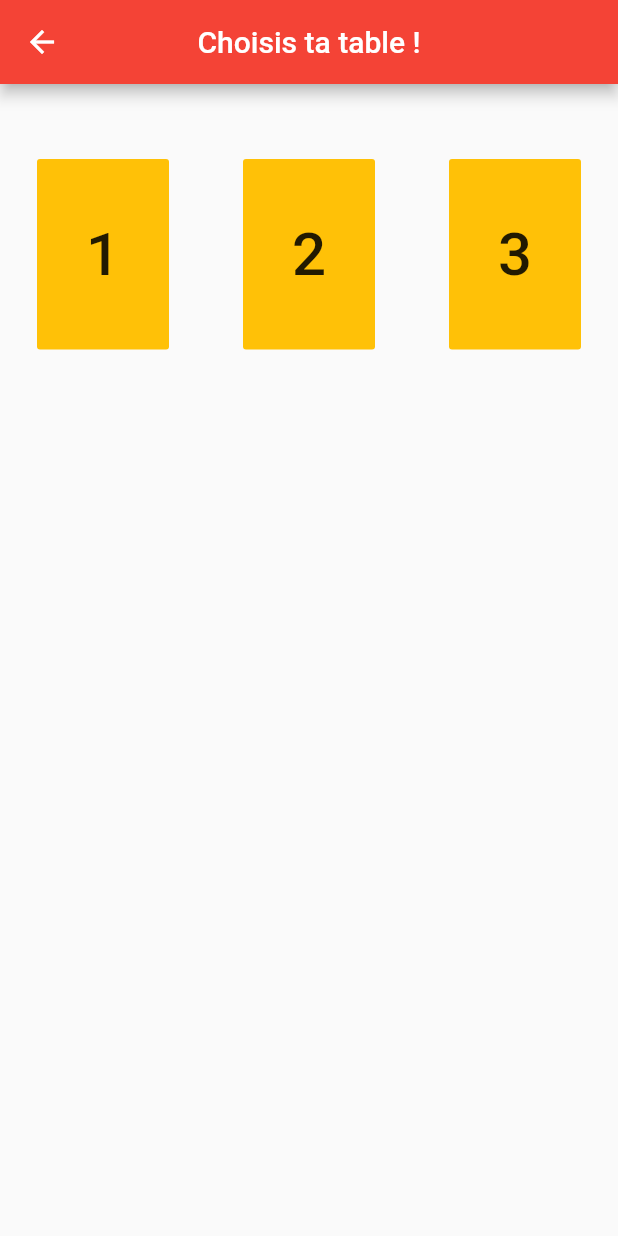
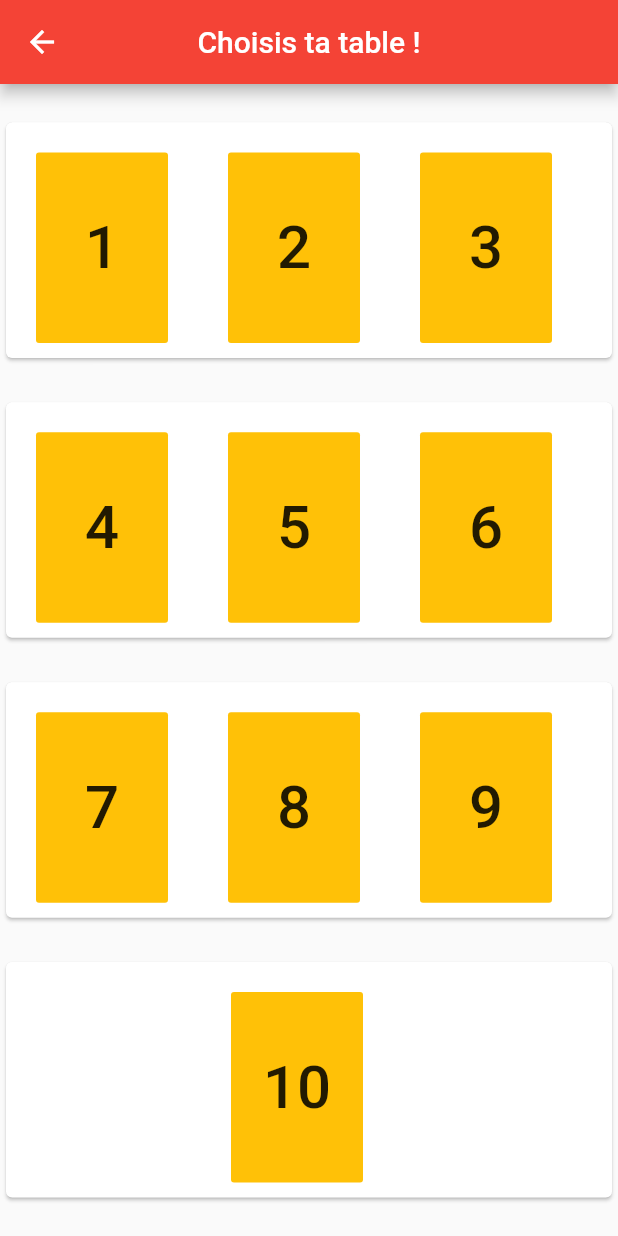
Before and after one commit to manucaputo/appli-mob, a Flutter app: the screen it shows after launch, after a tap on "Afficher tables", on a phone screen of 412 x 824 dp. Run offline on Flutter 3.47's test engine with Material 2 defaults, Android fonts, the phone set to English and light mode, and no system bars.

Commit message:
next step bro

```diff
--- a/lib/home_page.dart
+++ b/lib/home_page.dart
@@ -42,7 +42,7 @@ class _HomePageState extends State<HomePage> {
 
            ElevatedButton (
                  style: ElevatedButton.styleFrom(
-                 primary: Colors.orangeAccent, // background
+                 primary: Colors.amber, // background
                  onPrimary: Colors.white, // foreground
                ),
                child: Text('Afficher tables',style: TextStyle(fontSize: 40), ),
@@ -53,7 +53,7 @@ class _HomePageState extends State<HomePage> {
             Text('\n'),
             ElevatedButton (
                 style: ElevatedButton.styleFrom(
-                  primary: Colors.orangeAccent, // background
+                  primary: Colors.amber, // background
                   onPrimary: Colors.white, // foreground
                 ),
                 child: Text('Entraînes-toi !',style: TextStyle(fontSize: 40), ),
@@ -71,7 +71,7 @@ class _HomePageState extends State<HomePage> {
         appBar: AppBar(
 
 
-          backgroundColor: Colors.orangeAccent,
+          backgroundColor: Colors.red,
           title: Text("Calcul easy !",style: TextStyle(fontSize: 40),),
           centerTitle: true,
 
@@ -85,7 +85,7 @@ class _HomePageState extends State<HomePage> {
           selectedItemColor: Colors.white,
           unselectedItemColor: Colors.white,
           currentIndex: index,
-          backgroundColor: Colors.orangeAccent,
+          backgroundColor: Colors.red,
           onTap: (indexpushed) {
             setState(() {
               index = indexpushed;
--- a/lib/second_page.dart
+++ b/lib/second_page.dart
@@ -17,57 +17,147 @@ class _SecondPageState extends State<SecondPage> {
           centerTitle: true,
           backgroundColor: Colors.red,
         ),
-        body: Row(
-            mainAxisAlignment: MainAxisAlignment.spaceAround,
+
+        body: Column(
+            mainAxisAlignment: MainAxisAlignment.spaceEvenly,
             crossAxisAlignment: CrossAxisAlignment.end,
             children: <Widget>[
+              Flexible(
+                  child: Card(
+                      child: Row(children: <Widget>[
                 Container(
-                 margin: new EdgeInsets.fromLTRB(0.0, 50.0, 0.0, 10.0),
+                  margin: new EdgeInsets.fromLTRB(20.0, 20.0, 0.0, 10.0),
                   child: FlatButton(
                       onPressed: () {},
                       color: Colors.amber,
-                      padding: EdgeInsets.symmetric(vertical: 40.0,horizontal: 15),
-                      child: Text('1',style: TextStyle(fontSize:40),))),
+                      padding:
+                          EdgeInsets.symmetric(vertical: 40.0, horizontal: 15),
+                      child: Text(
+                        '1',
+                        style: TextStyle(fontSize: 40),
+                      )),
+                ),
                 Container(
-                margin: new EdgeInsets.fromLTRB(0.0, 50.0, 0.0, 10.0),
+                  margin: new EdgeInsets.fromLTRB(40.0, 20.0, 0.0, 10.0),
                   child: FlatButton(
                       onPressed: () {},
                       color: Colors.amber,
-                    padding: EdgeInsets.symmetric(vertical: 40.0,horizontal: 15),
-                    child: Text('2', style: TextStyle(fontSize: 40),)),
+                      padding:
+                          EdgeInsets.symmetric(vertical: 40.0, horizontal: 15),
+                      child: Text(
+                        '2',
+                        style: TextStyle(fontSize: 40),
+                      )),
                 ),
-
-
-
                 Container(
-                  margin: new EdgeInsets.fromLTRB(0.0, 50.0, 0.0, 10.0),
+                  margin: new EdgeInsets.fromLTRB(40.0, 20.0, 0.0, 10.0),
                   child: FlatButton(
                       onPressed: () {},
                       color: Colors.amber,
-                      padding: EdgeInsets.symmetric(vertical: 40.0,horizontal: 15),
-                      child: Text('3', style: TextStyle(fontSize:40),))),
-            ])
-
-        /* body: Row(
-            child :  Container(
-                              decoration: BoxDecoration(
-                              color: Colors.cyan,
+                      padding:
+                          EdgeInsets.symmetric(vertical: 40.0, horizontal: 15),
+                      child: Text(
+                        '3',
+                        style: TextStyle(fontSize: 40),
+                      )),
                 ),
-               child: Align(child: Text("Table de 1"),
-                      alignment: Alignment(0.1,0.1),
-
-            )
+              ]))),
+              Flexible(
+                  child: Card(
+                      child: Row(children: <Widget>[
+                Container(
+                  margin: new EdgeInsets.fromLTRB(20.0, 20.0, 0.0, 10.0),
+                  child: FlatButton(
+                      onPressed: () {},
+                      color: Colors.amber,
+                      padding:
+                          EdgeInsets.symmetric(vertical: 40.0, horizontal: 15),
+                      child: Text(
+                        '4',
+                        style: TextStyle(fontSize: 40),
+                      )),
                 ),
-
-
-
-           onTap : (){
-              Navigator.push(
-                context,
-                MaterialPageRoute(builder: (context) => #refpage..),
-              );
-           } */
-
-        );
+                Container(
+                  margin: new EdgeInsets.fromLTRB(40.0, 20.0, 0.0, 10.0),
+                  child: FlatButton(
+                      onPressed: () {},
+                      color: Colors.amber,
+                      padding:
+                          EdgeInsets.symmetric(vertical: 40.0, horizontal: 15),
+                      child: Text(
+                        '5',
+                        style: TextStyle(fontSize: 40),
+                      )),
+                ),
+                Container(
+                  margin: new EdgeInsets.fromLTRB(40.0, 20.0, 0.0, 10.0),
+                  child: FlatButton(
+                      onPressed: () {},
+                      color: Colors.amber,
+                      padding:
+                          EdgeInsets.symmetric(vertical: 40.0, horizontal: 15),
+                      child: Text(
+                        '6',
+                        style: TextStyle(fontSize: 40),
+                      )),
+                ),
+              ]))),
+              Flexible(
+                  child: Card(
+                      child: Row(children: <Widget>[
+                Container(
+                  margin: new EdgeInsets.fromLTRB(20.0, 20.0, 0.0, 10.0),
+                  child: FlatButton(
+                      onPressed: () {},
+                      color: Colors.amber,
+                      padding:
+                          EdgeInsets.symmetric(vertical: 40.0, horizontal: 15),
+                      child: Text(
+                        '7',
+                        style: TextStyle(fontSize: 40),
+                      )),
+                ),
+                Container(
+                  margin: new EdgeInsets.fromLTRB(40.0, 20.0, 0.0, 10.0),
+                  child: FlatButton(
+                      onPressed: () {},
+                      color: Colors.amber,
+                      padding:
+                          EdgeInsets.symmetric(vertical: 40.0, horizontal: 15),
+                      child: Text(
+                        '8',
+                        style: TextStyle(fontSize: 40),
+                      )),
+                ),
+                Container(
+                  margin: new EdgeInsets.fromLTRB(40.0, 20.0, 0.0, 10.0),
+                  child: FlatButton(
+                      onPressed: () {},
+                      color: Colors.amber,
+                      padding:
+                          EdgeInsets.symmetric(vertical: 40.0, horizontal: 15),
+                      child: Text(
+                        '9',
+                        style: TextStyle(fontSize: 40),
+                      )),
+                ),
+              ]))),
+              Flexible(
+                  child: Card(
+                      child: Row(children: <Widget>[
+                Container(
+                  margin: new EdgeInsets.fromLTRB(150.0, 20.0, 0.0, 10.0),
+                  child: FlatButton(
+                      onPressed: () {},
+                      color: Colors.amber,
+                      padding:
+                          EdgeInsets.symmetric(vertical: 40.0, horizontal: 15),
+                      child: Text(
+                        '10',
+                        style: TextStyle(fontSize: 40),
+                      )),
+                ),
+              ])))
+            ]));
   }
 }
```
Lines whose indentation alone changed are shown as unchanged.
